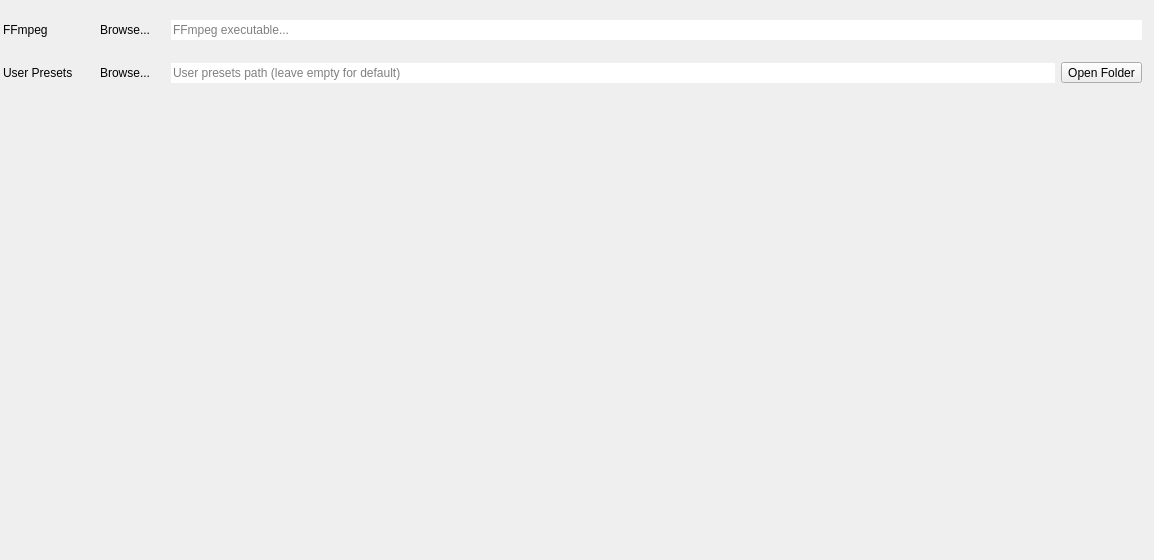
Qt form src/UI/ffmpegsettingswidget.ui (RxLaboratory/DuME) before a commit.
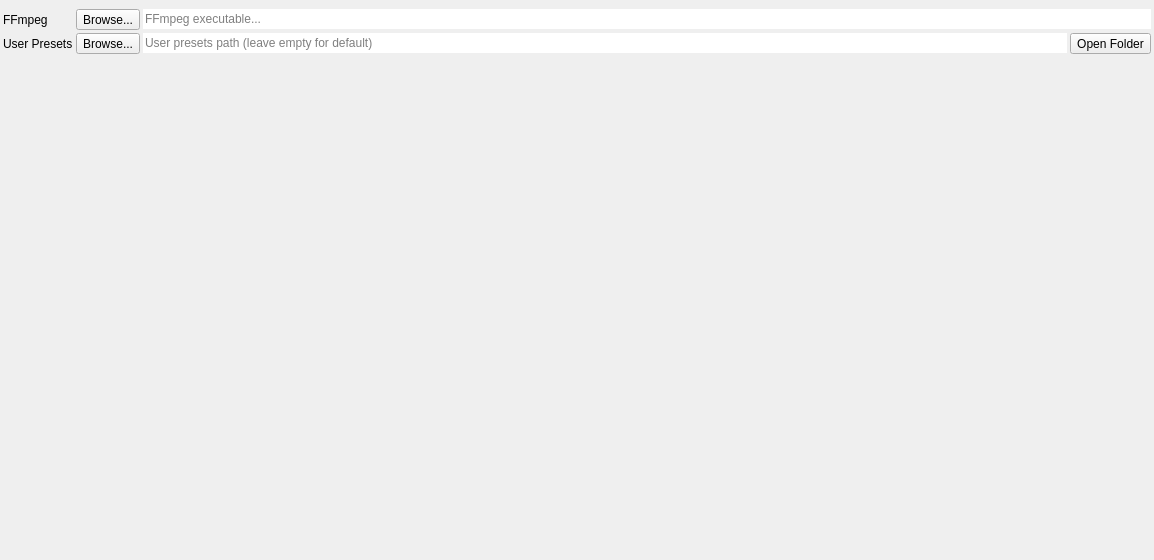
The same form after that commit. Icons and pictures are not drawn.

The edit to the form file:
```diff
--- a/src/UI/ffmpegsettingswidget.ui
+++ b/src/UI/ffmpegsettingswidget.ui
@@ -21,7 +21,7 @@
     <number>3</number>
    </property>
    <property name="topMargin">
-    <number>10</number>
+    <number>9</number>
    </property>
    <property name="rightMargin">
     <number>3</number>
@@ -85,13 +85,29 @@
       <item row="1" column="1">
        <widget class="QWidget" name="presetsWidget" native="true">
         <layout class="QHBoxLayout" name="horizontalLayout_6">
+         <property name="spacing">
+          <number>3</number>
+         </property>
+         <property name="leftMargin">
+          <number>0</number>
+         </property>
+         <property name="topMargin">
+          <number>0</number>
+         </property>
+         <property name="rightMargin">
+          <number>0</number>
+         </property>
+         <property name="bottomMargin">
+          <number>0</number>
+         </property>
          <item>
-          <widget class="QPushButton" name="userPresetsBrowseButton">
+          <widget class="QToolButton" name="userPresetsBrowseButton">
            <property name="text">
             <string>Browse...</string>
            </property>
-           <property name="flat">
-            <bool>true</bool>
+           <property name="icon">
+            <iconset resource="../resources.qrc">
+             <normaloff>:/icons/set-preset-folder</normaloff>:/icons/set-preset-folder</iconset>
            </property>
           </widget>
          </item>
@@ -125,13 +141,29 @@
       <item row="0" column="1">
        <widget class="QWidget" name="pathWidget" native="true">
         <layout class="QHBoxLayout" name="horizontalLayout_5">
+         <property name="spacing">
+          <number>3</number>
+         </property>
+         <property name="leftMargin">
+          <number>0</number>
+         </property>
+         <property name="topMargin">
+          <number>0</number>
+         </property>
+         <property name="rightMargin">
+          <number>0</number>
+         </property>
+         <property name="bottomMargin">
+          <number>0</number>
+         </property>
          <item>
-          <widget class="QPushButton" name="ffmpegBrowseButton">
+          <widget class="QToolButton" name="ffmpegBrowseButton">
            <property name="text">
             <string>Browse...</string>
            </property>
-           <property name="flat">
-            <bool>true</bool>
+           <property name="icon">
+            <iconset resource="../resources.qrc">
+             <normaloff>:/icons/set-bash-file</normaloff>:/icons/set-bash-file</iconset>
            </property>
           </widget>
          </item>
```
